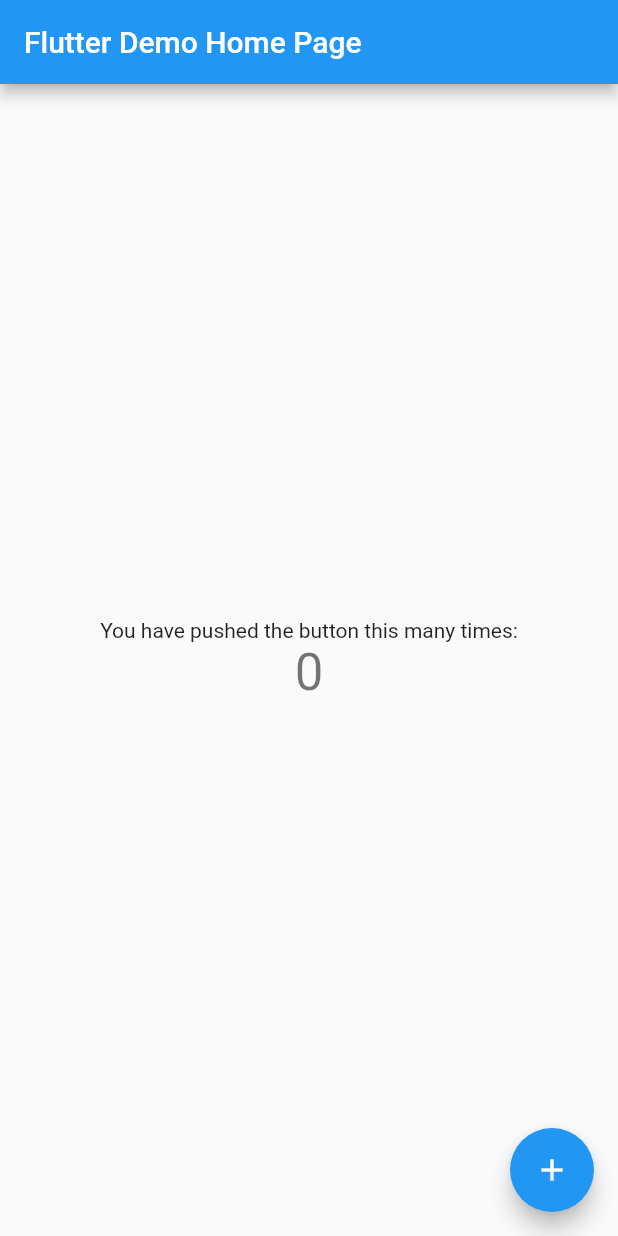
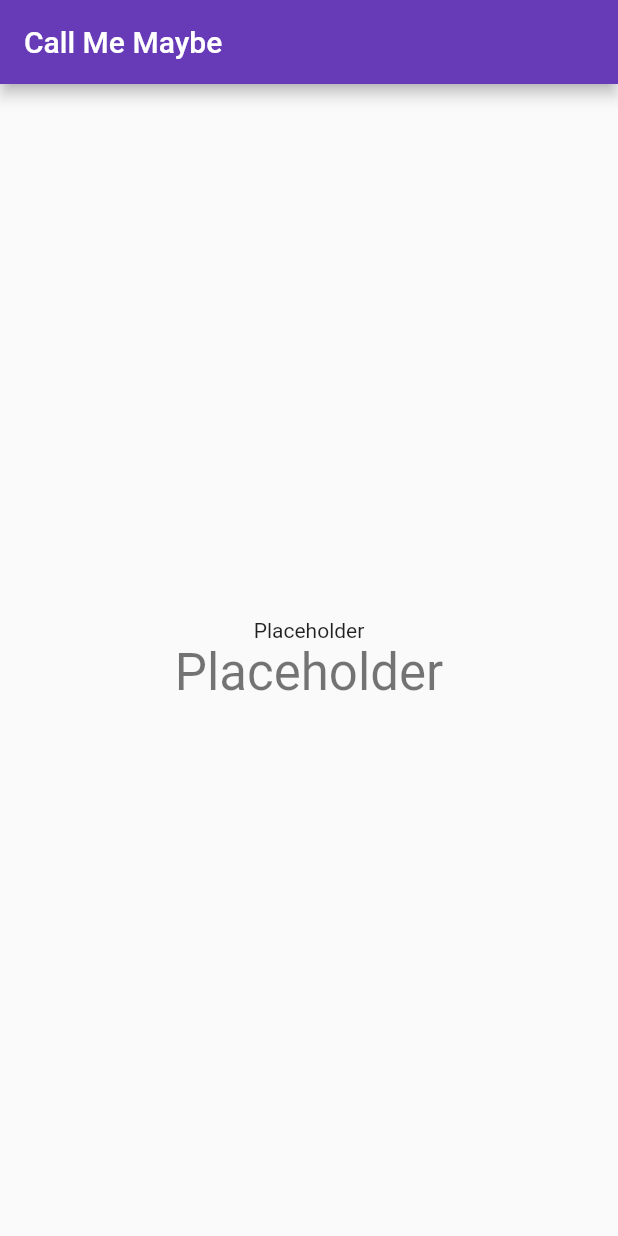
Before and after one commit to AndreEPaul/call_me_maybe, a Flutter app: the screen it shows after launch, on a phone screen of 412 x 824 dp. Run offline on Flutter 3.47's test engine with Material 2 defaults, Android fonts, the phone set to English and light mode, and no system bars.

Commit message:
removed some boilerplate, changed color theme

```diff
--- a/lib/main.dart
+++ b/lib/main.dart
@@ -9,39 +9,19 @@ class MyApp extends StatelessWidget {
   @override
   Widget build(BuildContext context) {
     return MaterialApp(
-      title: 'Flutter Demo',
+      title: 'Call Me Maybe',
       theme: ThemeData(
-        // This is the theme of your application.
-        //
-        // Try running your application with "flutter run". You'll see the
-        // application has a blue toolbar. Then, without quitting the app, try
-        // changing the primarySwatch below to Colors.green and then invoke
-        // "hot reload" (press "r" in the console where you ran "flutter run",
-        // or simply save your changes to "hot reload" in a Flutter IDE).
-        // Notice that the counter didn't reset back to zero; the application
-        // is not restarted.
-        primarySwatch: Colors.blue,
-        // This makes the visual density adapt to the platform that you run
-        // the app on. For desktop platforms, the controls will be smaller and
-        // closer together (more dense) than on mobile platforms.
+        primaryColor: Colors.deepPurple,
+        accentColor: Colors.grey,
         visualDensity: VisualDensity.adaptivePlatformDensity,
       ),
-      home: MyHomePage(title: 'Flutter Demo Home Page'),
+      home: MyHomePage(title: 'Call Me Maybe'),
     );
   }
 }
 
 class MyHomePage extends StatefulWidget {
   MyHomePage({Key key, this.title}) : super(key: key);
-
-  // This widget is the home page of your application. It is stateful, meaning
-  // that it has a State object (defined below) that contains fields that affect
-  // how it looks.
-
-  // This class is the configuration for the state. It holds the values (in this
-  // case the title) provided by the parent (in this case the App widget) and
-  // used by the build method of the State. Fields in a Widget subclass are
-  // always marked "final".
 
   final String title;
 
@@ -50,68 +30,27 @@ class MyHomePage extends StatefulWidget {
 }
 
 class _MyHomePageState extends State<MyHomePage> {
-  int _counter = 0;
-
-  void _incrementCounter() {
-    setState(() {
-      // This call to setState tells the Flutter framework that something has
-      // changed in this State, which causes it to rerun the build method below
-      // so that the display can reflect the updated values. If we changed
-      // _counter without calling setState(), then the build method would not be
-      // called again, and so nothing would appear to happen.
-      _counter++;
-    });
-  }
 
   @override
   Widget build(BuildContext context) {
-    // This method is rerun every time setState is called, for instance as done
-    // by the _incrementCounter method above.
-    //
-    // The Flutter framework has been optimized to make rerunning build methods
-    // fast, so that you can just rebuild anything that needs updating rather
-    // than having to individually change instances of widgets.
     return Scaffold(
       appBar: AppBar(
-        // Here we take the value from the MyHomePage object that was created by
-        // the App.build method, and use it to set our appbar title.
         title: Text(widget.title),
       ),
       body: Center(
-        // Center is a layout widget. It takes a single child and positions it
-        // in the middle of the parent.
         child: Column(
-          // Column is also a layout widget. It takes a list of children and
-          // arranges them vertically. By default, it sizes itself to fit its
-          // children horizontally, and tries to be as tall as its parent.
-          //
-          // Invoke "debug painting" (press "p" in the console, choose the
-          // "Toggle Debug Paint" action from the Flutter Inspector in Android
-          // Studio, or the "Toggle Debug Paint" command in Visual Studio Code)
-          // to see the wireframe for each widget.
-          //
-          // Column has various properties to control how it sizes itself and
-          // how it positions its children. Here we use mainAxisAlignment to
-          // center the children vertically; the main axis here is the vertical
-          // axis because Columns are vertical (the cross axis would be
-          // horizontal).
           mainAxisAlignment: MainAxisAlignment.center,
           children: <Widget>[
             Text(
-              'You have pushed the button this many times:',
+              'Placeholder',
             ),
             Text(
-              '$_counter',
+              'Placeholder',
               style: Theme.of(context).textTheme.headline4,
             ),
           ],
         ),
       ),
-      floatingActionButton: FloatingActionButton(
-        onPressed: _incrementCounter,
-        tooltip: 'Increment',
-        child: Icon(Icons.add),
-      ), // This trailing comma makes auto-formatting nicer for build methods.
     );
   }
 }
```
